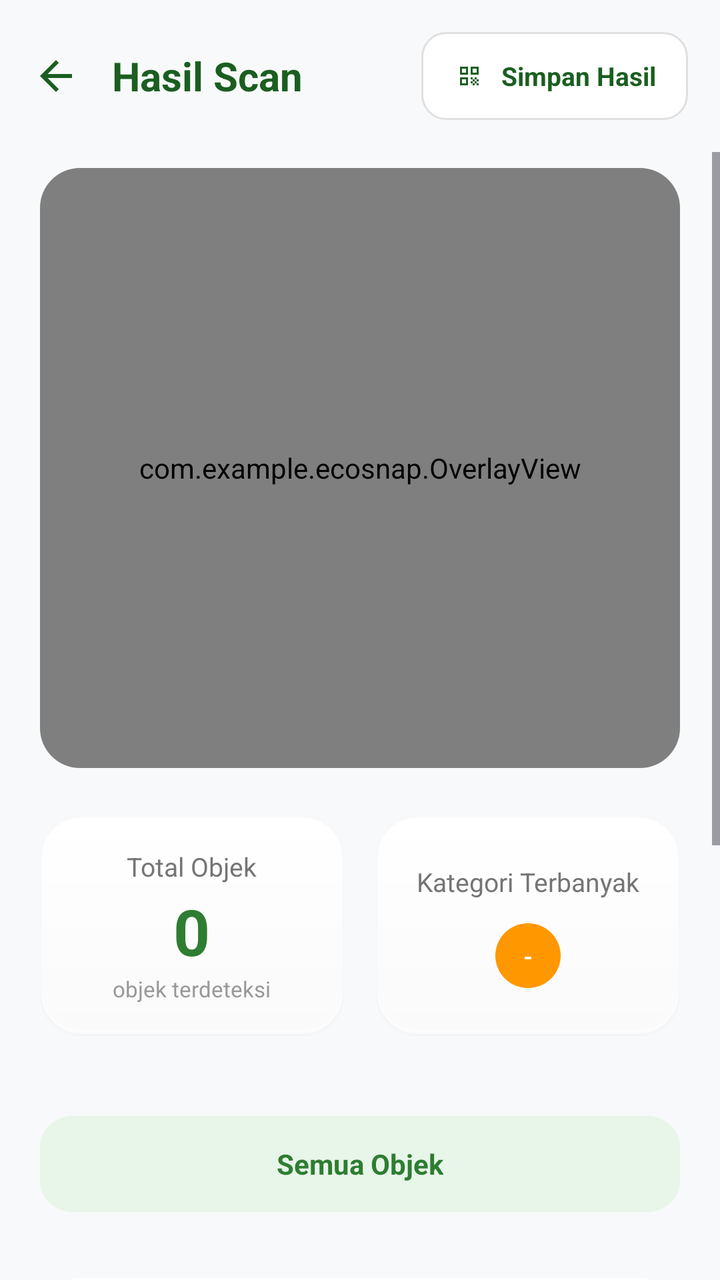
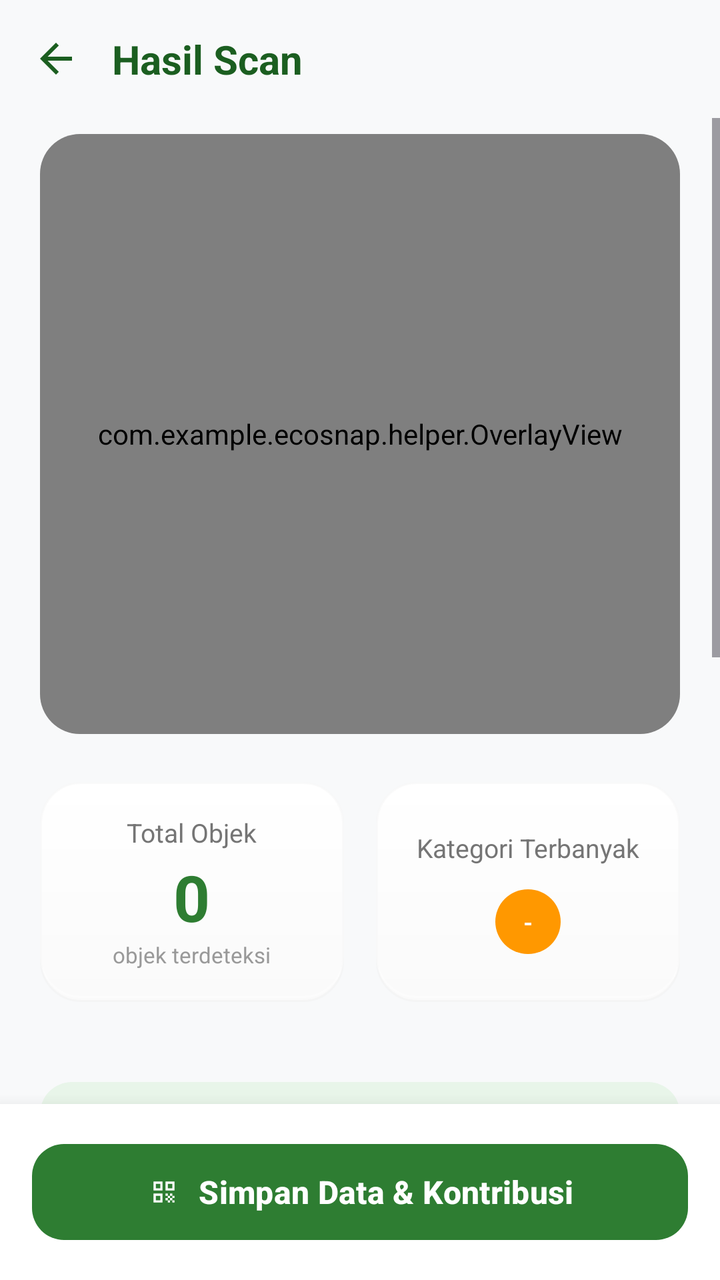

The first picture is an Android layout as it rendered before a commit; the second is the same layout after the commit. The layout source and the unified diff follow.
<!-- AndroidManifest.xml: application theme Theme.EcoSnap -->
<!-- res/layout/activity_result.xml -->
<?xml version="1.0" encoding="utf-8"?>
<LinearLayout xmlns:android="http://schemas.android.com/apk/res/android"
    xmlns:app="http://schemas.android.com/apk/res-auto"
    android:layout_width="match_parent"
    android:layout_height="match_parent"
    android:background="#F8F9FA"
    android:orientation="vertical">

    
    <LinearLayout
        android:layout_width="match_parent"
        android:layout_height="wrap_content"
        android:gravity="center_vertical"
        android:padding="16dp"
        android:orientation="horizontal">

        <ImageView
            android:layout_width="24dp"
            android:layout_height="24dp"
            android:src="@drawable/ic_back"
            android:contentDescription="Back"
            app:tint="#1B5E20"
            android:onClick="finish"
            android:background="?attr/selectableItemBackgroundBorderless"
            android:clickable="true"
            android:focusable="true"/>

        <TextView
            android:layout_width="0dp"
            android:layout_height="wrap_content"
            android:layout_weight="1"
            android:layout_marginStart="16dp"
            android:text="Hasil Scan"
            android:textSize="20sp"
            android:textStyle="bold"
            android:textColor="#1B5E20" />

        <LinearLayout
            android:id="@+id/btnSimpan"
            android:layout_width="wrap_content"
            android:layout_height="44dp"
            android:background="@drawable/bg_filter_btn"
            android:gravity="center_vertical"
            android:orientation="horizontal"
            android:paddingHorizontal="16dp"
            android:clickable="true"
            android:focusable="true"
            android:foreground="?attr/selectableItemBackground">
            <ImageView
                android:layout_width="16dp"
                android:layout_height="16dp"
                android:src="@drawable/ic_scan"
                app:tint="#1B5E20" />
            <TextView
                android:layout_width="wrap_content"
                android:layout_height="wrap_content"
                android:layout_marginStart="8dp"
                android:text="Simpan Hasil"
                android:textColor="#1B5E20"
                android:textSize="13sp"
                android:textStyle="bold" />
        </LinearLayout>
    </LinearLayout>

    <ScrollView
        android:layout_width="match_parent"
        android:layout_height="match_parent"
        android:fillViewport="true"
        android:overScrollMode="never">

        <LinearLayout
            android:layout_width="match_parent"
            android:layout_height="wrap_content"
            android:orientation="vertical"
            android:paddingHorizontal="20dp"
            android:paddingBottom="40dp">

            
            <LinearLayout
                android:layout_width="match_parent"
                android:layout_height="300dp"
                android:layout_marginTop="8dp"
                android:background="@drawable/bg_premium_card"
                android:elevation="4dp"
                android:outlineAmbientShadowColor="#0F000000"
                android:outlineSpotShadowColor="#0A000000">

                <com.google.android.material.card.MaterialCardView
                    android:layout_width="match_parent"
                    android:layout_height="match_parent"
                    app:cardCornerRadius="20dp"
                    app:cardElevation="0dp"
                    app:strokeWidth="0dp">

                    <FrameLayout
                        android:layout_width="match_parent"
                        android:layout_height="match_parent">

                        <ImageView
                            android:id="@+id/imgHasil"
                            android:layout_width="match_parent"
                            android:layout_height="match_parent"
                            android:scaleType="centerCrop" />

                        <com.example.ecosnap.OverlayView
                            android:id="@+id/overlayView"
                            android:layout_width="match_parent"
                            android:layout_height="match_parent" />
                    </FrameLayout>
                </com.google.android.material.card.MaterialCardView>
            </LinearLayout>

            
            <LinearLayout
                android:layout_width="match_parent"
                android:layout_height="wrap_content"
                android:layout_marginTop="24dp"
                android:orientation="horizontal"
                android:weightSum="2"
                android:baselineAligned="false">

                
                <LinearLayout
                    android:layout_width="0dp"
                    android:layout_height="110dp"
                    android:layout_weight="1"
                    android:layout_marginEnd="8dp"
                    android:background="@drawable/bg_premium_card"
                    android:elevation="4dp"
                    android:outlineAmbientShadowColor="#0F000000"
                    android:outlineSpotShadowColor="#0A000000"
                    android:gravity="center"
                    android:orientation="vertical">

                    <TextView
                        android:layout_width="wrap_content"
                        android:layout_height="wrap_content"
                        android:text="Total Objek"
                        android:textColor="#757575"
                        android:textSize="13sp" />

                    <TextView
                        android:id="@+id/tvTotalObjek"
                        android:layout_width="wrap_content"
                        android:layout_height="wrap_content"
                        android:text="0"
                        android:textColor="#2E7D32"
                        android:textSize="32sp"
                        android:textStyle="bold"
                        android:layout_marginTop="2dp" />

                    <TextView
                        android:layout_width="wrap_content"
                        android:layout_height="wrap_content"
                        android:text="objek terdeteksi"
                        android:textColor="#999999"
                        android:textSize="11sp" />
                </LinearLayout>

                
                <LinearLayout
                    android:layout_width="0dp"
                    android:layout_height="110dp"
                    android:layout_weight="1"
                    android:layout_marginStart="8dp"
                    android:background="@drawable/bg_premium_card"
                    android:elevation="4dp"
                    android:outlineAmbientShadowColor="#0F000000"
                    android:outlineSpotShadowColor="#0A000000"
                    android:gravity="center"
                    android:orientation="vertical"
                    android:padding="8dp">

                    <TextView
                        android:layout_width="wrap_content"
                        android:layout_height="wrap_content"
                        android:text="Kategori Terbanyak"
                        android:textColor="#757575"
                        android:textSize="13sp" />

                    <TextView
                        android:id="@+id/tvKategoriTerbanyak"
                        android:layout_width="wrap_content"
                        android:layout_height="wrap_content"
                        android:layout_marginTop="12dp"
                        android:text="-"
                        android:textColor="#FFFFFF"
                        android:textSize="12sp"
                        android:textStyle="bold"
                        android:paddingHorizontal="14dp"
                        android:paddingVertical="8dp"
                        android:background="@drawable/bg_label_pill"
                        android:backgroundTint="#FF9800" />
                </LinearLayout>
            </LinearLayout>

            
            <LinearLayout
                android:id="@+id/llDetectedObjects"
                android:layout_width="match_parent"
                android:layout_height="wrap_content"
                android:layout_marginTop="24dp"
                android:orientation="vertical" />

            <LinearLayout
                android:layout_width="match_parent"
                android:layout_height="48dp"
                android:layout_marginTop="16dp"
                android:background="@drawable/bg_green_soft_card"
                android:clickable="true"
                android:focusable="true"
                android:foreground="?attr/selectableItemBackground"
                android:gravity="center"
                android:orientation="horizontal">
                <TextView
                    android:layout_width="wrap_content"
                    android:layout_height="wrap_content"
                    android:text="Semua Objek"
                    android:textColor="#2E7D32"
                    android:textSize="14sp"
                    android:textStyle="bold" />
            </LinearLayout>

            
            <LinearLayout
                android:layout_width="match_parent"
                android:layout_height="wrap_content"
                android:layout_marginTop="32dp"
                android:background="@drawable/bg_premium_card"
                android:elevation="4dp"
                android:outlineAmbientShadowColor="#0F000000"
                android:outlineSpotShadowColor="#0A000000"
                android:padding="20dp"
                android:orientation="horizontal"
                android:gravity="top">

                <FrameLayout
                    android:layout_width="44dp"
                    android:layout_height="44dp"
                    android:background="@drawable/bg_green_circle"
                    android:backgroundTint="#E8F5E9">
                    <ImageView
                        android:layout_width="22dp"
                        android:layout_height="22dp"
                        android:layout_gravity="center"
                        android:src="@drawable/ic_organik"
                        app:tint="#2E7D32" />
                </FrameLayout>

                <LinearLayout
                    android:layout_width="0dp"
                    android:layout_weight="1"
                    android:layout_height="wrap_content"
                    android:layout_marginStart="16dp"
                    android:orientation="vertical">

                    <TextView
                        android:layout_width="wrap_content"
                        android:layout_height="wrap_content"
                        android:text="Saran Penanganan"
                        android:textColor="#1B5E20"
                        android:textSize="16sp"
                        android:textStyle="bold" />

                    <TextView
                        android:id="@+id/tvSaran"
                        android:layout_width="match_parent"
                        android:layout_height="wrap_content"
                        android:layout_marginTop="8dp"
                        android:text="Pisahkan sampah sesuai kategorinya. Sampah organik bisa dibuat kompos, plastik didaur ulang, dan lainnya dibuang pada tempat yang sesuai."
                        android:textColor="#666666"
                        android:textSize="14sp"
                        android:lineSpacingExtra="4dp" />
                </LinearLayout>
            </LinearLayout>

            
            <LinearLayout
                android:layout_width="match_parent"
                android:layout_height="wrap_content"
                android:layout_marginTop="16dp"
                android:background="@drawable/bg_premium_card"
                android:elevation="4dp"
                android:outlineAmbientShadowColor="#0F000000"
                android:outlineSpotShadowColor="#0A000000"
                android:padding="20dp"
                android:orientation="horizontal"
                android:gravity="top">

                <FrameLayout
                    android:layout_width="44dp"
                    android:layout_height="44dp"
                    android:background="@drawable/bg_green_circle"
                    android:backgroundTint="#FFF8E1">
                    <ImageView
                        android:layout_width="22dp"
                        android:layout_height="22dp"
                        android:layout_gravity="center"
                        android:src="@drawable/ic_idea"
                        app:tint="#FF8F00" />
                </FrameLayout>

                <LinearLayout
                    android:layout_width="0dp"
                    android:layout_weight="1"
                    android:layout_height="wrap_content"
                    android:layout_marginStart="16dp"
                    android:orientation="vertical">

                    <TextView
                        android:layout_width="wrap_content"
                        android:layout_height="wrap_content"
                        android:text="Fun Fact"
                        android:textColor="#1B5E20"
                        android:textSize="16sp"
                        android:textStyle="bold" />

                    <TextView
                        android:id="@+id/tvFunfact"
                        android:layout_width="match_parent"
                        android:layout_height="wrap_content"
                        android:layout_marginTop="8dp"
                        android:text="Tahukah kamu? 1 botol plastik membutuhkan waktu hingga 450 tahun untuk terurai di alam!"
                        android:textColor="#666666"
                        android:textSize="14sp"
                        android:lineSpacingExtra="4dp" />
                </LinearLayout>
            </LinearLayout>

        </LinearLayout>
    </ScrollView>
</LinearLayout>
<!-- resources referenced by this layout -->
<resources>
  <!-- drawable bg_filter_btn (drawable) -->
  <?xml version="1.0" encoding="utf-8"?>
  <shape xmlns:android="http://schemas.android.com/apk/res/android">
      <solid android:color="#FFFFFF" />
      <corners android:radius="12dp" />
      <stroke android:width="1dp" android:color="#E0E0E0" />
  </shape>
  <!-- drawable bg_green_circle (drawable) -->
  <?xml version="1.0" encoding="utf-8"?>
  <shape xmlns:android="http://schemas.android.com/apk/res/android"
      android:shape="oval">
      <solid android:color="#E8F5E9" />
  </shape>
  <!-- drawable bg_green_soft_card (drawable) -->
  <?xml version="1.0" encoding="utf-8"?>
  <shape xmlns:android="http://schemas.android.com/apk/res/android">
      <solid android:color="#E8F5E9" />
      <corners android:radius="16dp" />
  </shape>
  <!-- drawable bg_label_pill (drawable) -->
  <?xml version="1.0" encoding="utf-8"?>
  <shape xmlns:android="http://schemas.android.com/apk/res/android" android:shape="rectangle">
      <corners android:radius="50dp"/>
      <solid android:color="#FFFFFF"/>
  </shape>
  <!-- drawable ic_back (drawable) -->
  <vector xmlns:android="http://schemas.android.com/apk/res/android"
      android:width="24dp"
      android:height="24dp"
      android:viewportWidth="24"
      android:viewportHeight="24">
      <path
          android:fillColor="#1B5E20"
          android:pathData="M20,11H7.83l5.59,-5.59L12,4l-8,8 8,8 1.41,-1.41L7.83,13H20v-2z"/>
  </vector>
  <!-- drawable ic_organik (drawable) -->
  <?xml version="1.0" encoding="utf-8"?>
  <vector xmlns:android="http://schemas.android.com/apk/res/android"
      android:width="24dp"
      android:height="24dp"
      android:viewportWidth="24"
      android:viewportHeight="24">
      <path
          android:fillColor="#FFFFFF"
          android:pathData="M17,8C8,10 5.9,16.17 3.82,21.34L5.71,22l1,-2.3A4.49,4.49 0,0 0,8 20C19,20 22,3 22,3 21,5 14,5.25 9,6.25c-5,1 -6,4.5 -6,4.5 2,-1 6.25,-2.5 10,-2.75C13,8 16,8 17,8z"/>
  </vector>
  <!-- drawable ic_scan (drawable) -->
  <?xml version="1.0" encoding="utf-8"?>
  <vector xmlns:android="http://schemas.android.com/apk/res/android"
      android:width="24dp"
      android:height="24dp"
      android:viewportWidth="24"
      android:viewportHeight="24">
      <path
          android:fillColor="#FFFFFF"
          android:pathData="M9.5,6.5v3h-3v-3h3M11,5H5v6h6V5zM9.5,14.5v3h-3v-3h3M11,13H5v6h6v-6zM17.5,6.5v3h-3v-3h3M19,5h-6v6h6V5zM13,13h1.5v1.5H13zM14.5,14.5H16V16h-1.5zM16,13h1.5v1.5H16zM13,16h1.5v1.5H13zM14.5,17.5H16V19h-1.5zM16,16h1.5v1.5H16zM17.5,14.5H19V16h-1.5zM17.5,17.5H19V19h-1.5z"/>
  </vector>
  <style name="Theme.EcoSnap" parent="Base.Theme.EcoSnap" />
  <style name="Base.Theme.EcoSnap" parent="Theme.Material3.DayNight.NoActionBar">
          
          <item name="colorPrimary">@color/colorPrimary</item>
          <item name="colorPrimaryVariant">@color/colorPrimaryDark</item>
          <item name="colorOnPrimary">@color/white</item>
          <item name="colorSecondary">@color/colorAccent</item>
          <item name="colorSecondaryContainer">#C8E6C9</item>
          <item name="colorOnSecondaryContainer">#1B5E20</item>
          <item name="android:windowBackground">@color/eco_bg_soft</item>
          <item name="android:statusBarColor">@color/eco_bg_soft</item>
          <item name="android:windowLightStatusBar">true</item>
      </style>
  <color name="colorPrimary">#4CAF50</color>
  <color name="colorPrimaryDark">#1B5E20</color>
  <color name="white">#FFFFFFFF</color>
  <color name="colorAccent">#A5D6A7</color>
  <color name="eco_bg_soft">#F5F5F5</color>
  <!-- unchanged entries left out for length: 2 -->
</resources>

<!-- the commit's change to res/layout/activity_result.xml (unified diff, before → after) -->
@@ -1,18 +1,19 @@
 <?xml version="1.0" encoding="utf-8"?>
-<LinearLayout xmlns:android="http://schemas.android.com/apk/res/android"
+<androidx.constraintlayout.widget.ConstraintLayout xmlns:android="http://schemas.android.com/apk/res/android"
     xmlns:app="http://schemas.android.com/apk/res-auto"
     android:layout_width="match_parent"
     android:layout_height="match_parent"
-    android:background="#F8F9FA"
-    android:orientation="vertical">
+    android:background="#F8F9FA">
 
     
     <LinearLayout
+        android:id="@+id/toolbar"
         android:layout_width="match_parent"
         android:layout_height="wrap_content"
         android:gravity="center_vertical"
         android:padding="16dp"
-        android:orientation="horizontal">
+        android:orientation="horizontal"
+        app:layout_constraintTop_toTopOf="parent">
 
         <ImageView
             android:layout_width="24dp"
@@ -34,46 +35,22 @@
             android:textSize="20sp"
             android:textStyle="bold"
             android:textColor="#1B5E20" />
-
-        <LinearLayout
-            android:id="@+id/btnSimpan"
-            android:layout_width="wrap_content"
-            android:layout_height="44dp"
-            android:background="@drawable/bg_filter_btn"
-            android:gravity="center_vertical"
-            android:orientation="horizontal"
-            android:paddingHorizontal="16dp"
-            android:clickable="true"
-            android:focusable="true"
-            android:foreground="?attr/selectableItemBackground">
-            <ImageView
-                android:layout_width="16dp"
-                android:layout_height="16dp"
-                android:src="@drawable/ic_scan"
-                app:tint="#1B5E20" />
-            <TextView
-                android:layout_width="wrap_content"
-                android:layout_height="wrap_content"
-                android:layout_marginStart="8dp"
-                android:text="Simpan Hasil"
-                android:textColor="#1B5E20"
-                android:textSize="13sp"
-                android:textStyle="bold" />
-        </LinearLayout>
     </LinearLayout>
 
     <ScrollView
         android:layout_width="match_parent"
-        android:layout_height="match_parent"
+        android:layout_height="0dp"
         android:fillViewport="true"
-        android:overScrollMode="never">
+        android:overScrollMode="never"
+        app:layout_constraintTop_toBottomOf="@id/toolbar"
+        app:layout_constraintBottom_toTopOf="@id/btnSimpanContainer">
 
         <LinearLayout
             android:layout_width="match_parent"
             android:layout_height="wrap_content"
             android:orientation="vertical"
             android:paddingHorizontal="20dp"
-            android:paddingBottom="40dp">
+            android:paddingBottom="24dp">
 
             
             <LinearLayout
@@ -102,7 +79,7 @@
                             android:layout_height="match_parent"
                             android:scaleType="centerCrop" />
 
-                        <com.example.ecosnap.OverlayView
+                        <com.example.ecosnap.helper.OverlayView
                             android:id="@+id/overlayView"
                             android:layout_width="match_parent"
                             android:layout_height="match_parent" />
@@ -207,15 +184,12 @@
                 android:layout_height="48dp"
                 android:layout_marginTop="16dp"
                 android:background="@drawable/bg_green_soft_card"
-                android:clickable="true"
-                android:focusable="true"
-                android:foreground="?attr/selectableItemBackground"
                 android:gravity="center"
                 android:orientation="horizontal">
                 <TextView
                     android:layout_width="wrap_content"
                     android:layout_height="wrap_content"
-                    android:text="Semua Objek"
+                    android:text="Detail Deteksi"
                     android:textColor="#2E7D32"
                     android:textSize="14sp"
                     android:textStyle="bold" />
@@ -329,4 +303,31 @@
 
         </LinearLayout>
     </ScrollView>
-</LinearLayout>
+
+    
+    <LinearLayout
+        android:id="@+id/btnSimpanContainer"
+        android:layout_width="match_parent"
+        android:layout_height="wrap_content"
+        android:background="#FFFFFF"
+        android:elevation="12dp"
+        android:padding="16dp"
+        app:layout_constraintBottom_toBottomOf="parent">
+
+        <com.google.android.material.button.MaterialButton
+            android:id="@+id/btnSimpan"
+            android:layout_width="match_parent"
+            android:layout_height="56dp"
+            android:text="Simpan Data &amp; Kontribusi"
+            android:textAllCaps="false"
+            android:textColor="#FFFFFF"
+            android:textSize="16sp"
+            android:textStyle="bold"
+            app:backgroundTint="#2E7D32"
+            app:cornerRadius="16dp"
+            app:icon="@drawable/ic_scan"
+            app:iconGravity="textStart"
+            app:iconTint="#FFFFFF" />
+    </LinearLayout>
+
+</androidx.constraintlayout.widget.ConstraintLayout>
<!-- resource entries referenced after the edit -->
@@ -1,12 +1,5 @@
 <!-- resources referenced by this layout -->
 <resources>
-  <!-- drawable bg_filter_btn (drawable) -->
-  <?xml version="1.0" encoding="utf-8"?>
-  <shape xmlns:android="http://schemas.android.com/apk/res/android">
-      <solid android:color="#FFFFFF" />
-      <corners android:radius="12dp" />
-      <stroke android:width="1dp" android:color="#E0E0E0" />
-  </shape>
   <!-- drawable bg_green_circle (drawable) -->
   <?xml version="1.0" encoding="utf-8"?>
   <shape xmlns:android="http://schemas.android.com/apk/res/android"
